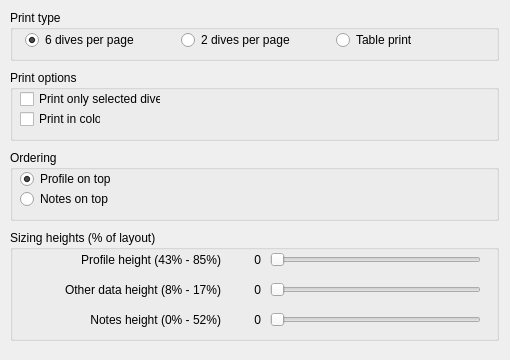
First picture: the form in qt-ui/printoptions.ui, repository subsurface/subsurface, before the edit.
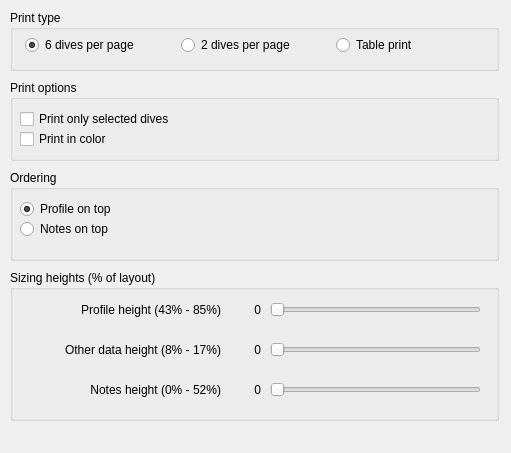
Second picture: the form after the edit.

Commit message:
Print: further adjust the print options widget UI
Makes the controls less cluterred on Ubuntu.

Diff of the .ui file:
```diff
--- a/qt-ui/printoptions.ui
+++ b/qt-ui/printoptions.ui
@@ -6,8 +6,8 @@
    <rect>
     <x>0</x>
     <y>0</y>
-    <width>510</width>
-    <height>360</height>
+    <width>511</width>
+    <height>453</height>
    </rect>
   </property>
   <property name="windowTitle">
@@ -17,9 +17,9 @@
    <property name="geometry">
     <rect>
      <x>10</x>
-     <y>70</y>
+     <y>80</y>
      <width>489</width>
-     <height>71</height>
+     <height>81</height>
     </rect>
    </property>
    <property name="title">
@@ -29,8 +29,8 @@
     <property name="geometry">
      <rect>
       <x>10</x>
-      <y>20</y>
-      <width>141</width>
+      <y>30</y>
+      <width>461</width>
       <height>18</height>
      </rect>
     </property>
@@ -48,8 +48,8 @@
     <property name="geometry">
      <rect>
       <x>10</x>
-      <y>40</y>
-      <width>81</width>
+      <y>50</y>
+      <width>461</width>
       <height>18</height>
      </rect>
     </property>
@@ -70,7 +70,7 @@
      <x>10</x>
      <y>10</y>
      <width>489</width>
-     <height>51</height>
+     <height>61</height>
     </rect>
    </property>
    <property name="sizePolicy">
@@ -92,9 +92,9 @@
     <property name="geometry">
      <rect>
       <x>0</x>
-      <y>10</y>
+      <y>20</y>
       <width>491</width>
-      <height>41</height>
+      <height>31</height>
      </rect>
     </property>
     <layout class="QHBoxLayout" name="layoutPrintType">
@@ -156,9 +156,9 @@
    <property name="geometry">
     <rect>
      <x>10</x>
-     <y>150</y>
+     <y>170</y>
      <width>489</width>
-     <height>71</height>
+     <height>91</height>
     </rect>
    </property>
    <property name="title">
@@ -168,8 +168,8 @@
     <property name="geometry">
      <rect>
       <x>10</x>
-      <y>20</y>
-      <width>91</width>
+      <y>30</y>
+      <width>461</width>
       <height>18</height>
      </rect>
     </property>
@@ -190,8 +190,8 @@
     <property name="geometry">
      <rect>
       <x>10</x>
-      <y>40</y>
-      <width>91</width>
+      <y>50</y>
+      <width>461</width>
       <height>18</height>
      </rect>
     </property>
@@ -213,9 +213,9 @@
    <property name="geometry">
     <rect>
      <x>10</x>
-     <y>230</y>
+     <y>270</y>
      <width>489</width>
-     <height>111</height>
+     <height>151</height>
     </rect>
    </property>
    <property name="title">
@@ -225,7 +225,7 @@
     <property name="geometry">
      <rect>
       <x>260</x>
-      <y>20</y>
+      <y>30</y>
       <width>211</width>
       <height>20</height>
      </rect>
@@ -244,7 +244,7 @@
     <property name="geometry">
      <rect>
       <x>10</x>
-      <y>20</y>
+      <y>30</y>
       <width>201</width>
       <height>20</height>
      </rect>
@@ -266,7 +266,7 @@
     <property name="geometry">
      <rect>
       <x>10</x>
-      <y>50</y>
+      <y>70</y>
       <width>201</width>
       <height>20</height>
      </rect>
@@ -288,7 +288,7 @@
     <property name="geometry">
      <rect>
       <x>260</x>
-      <y>50</y>
+      <y>70</y>
       <width>211</width>
       <height>20</height>
      </rect>
@@ -307,7 +307,7 @@
     <property name="geometry">
      <rect>
       <x>260</x>
-      <y>80</y>
+      <y>110</y>
       <width>211</width>
       <height>20</height>
      </rect>
@@ -323,7 +323,7 @@
     <property name="geometry">
      <rect>
       <x>10</x>
-      <y>80</y>
+      <y>110</y>
       <width>201</width>
       <height>20</height>
      </rect>
@@ -347,9 +347,9 @@
    <widget class="QLabel" name="valuePHeight">
     <property name="geometry">
      <rect>
-      <x>230</x>
-      <y>20</y>
-      <width>21</width>
+      <x>220</x>
+      <y>30</y>
+      <width>31</width>
       <height>20</height>
      </rect>
     </property>
@@ -363,9 +363,9 @@
    <widget class="QLabel" name="valueOHeight">
     <property name="geometry">
      <rect>
-      <x>230</x>
-      <y>50</y>
-      <width>21</width>
+      <x>220</x>
+      <y>70</y>
+      <width>31</width>
       <height>20</height>
      </rect>
     </property>
@@ -379,9 +379,9 @@
    <widget class="QLabel" name="valueNHeight">
     <property name="geometry">
      <rect>
-      <x>230</x>
-      <y>80</y>
-      <width>21</width>
+      <x>220</x>
+      <y>110</y>
+      <width>31</width>
       <height>20</height>
      </rect>
     </property>
```
Left out of the diff: 5 changed lines with no effect on the pictures.
